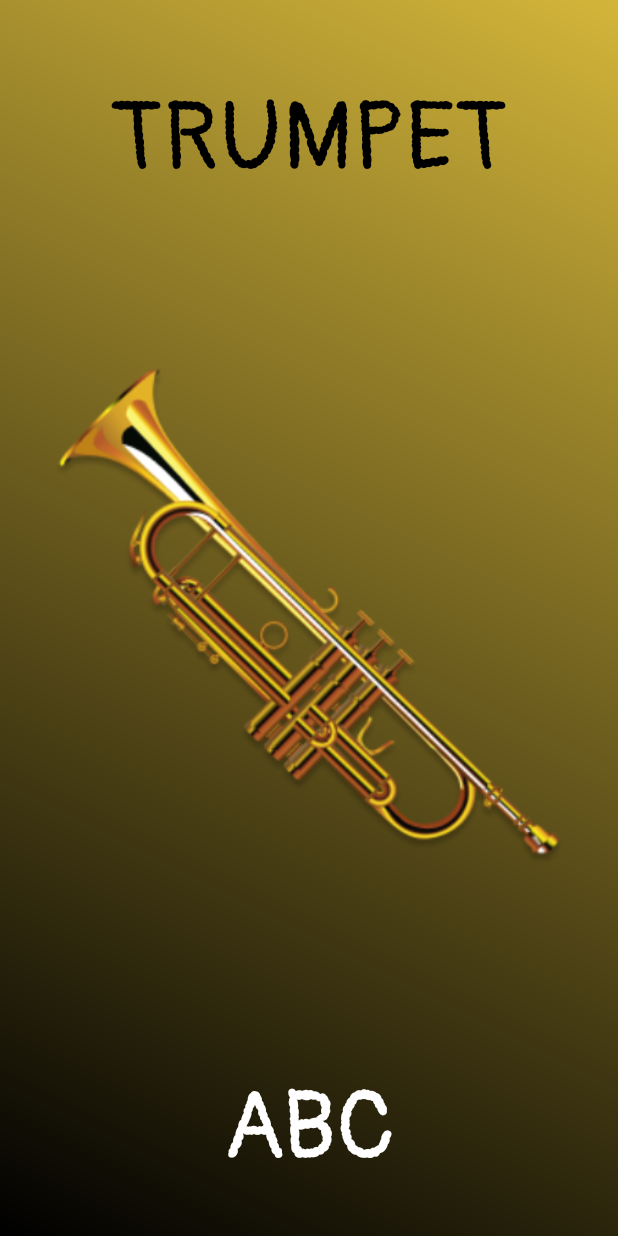
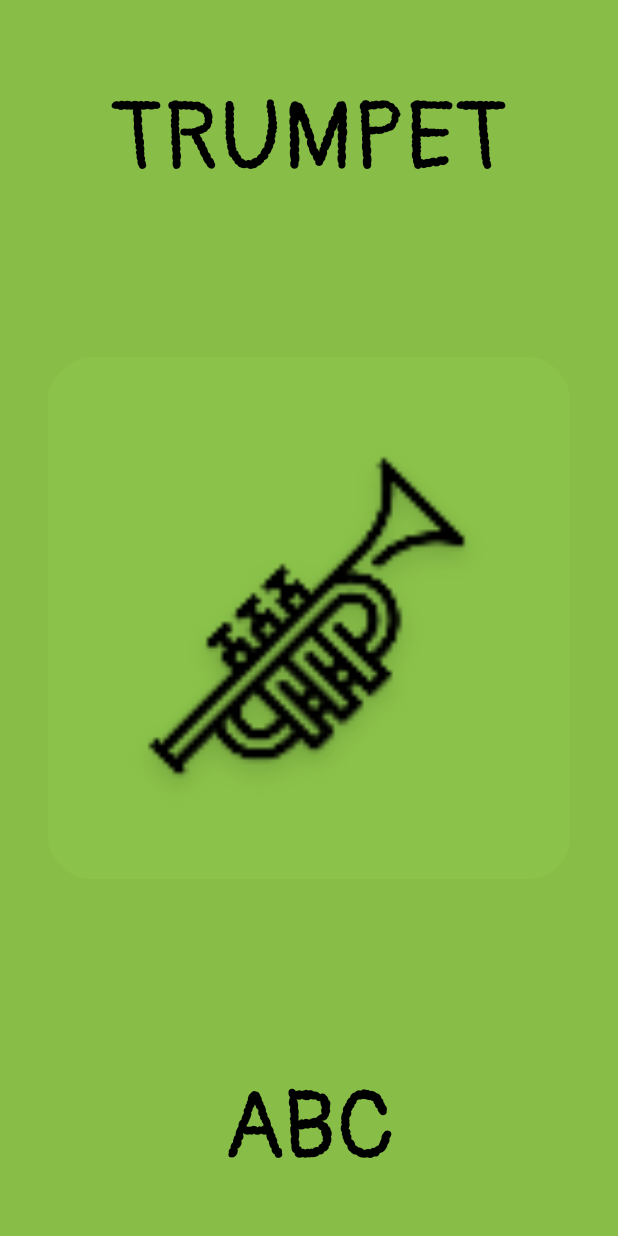
Before and after one commit to Dekram/TrumpetABC, an Android app: the SplashScreenActivity screen opened directly, with no data from a screen before it, on a phone screen of 412 x 824 dp. Run offline under Robolectric (Android 15) with nearby library versions, the phone set to English and light mode, and no system bars; 1 statement that could not run was skipped.

Commit message:
Change splash screen.

```diff
--- a/app/src/main/java/com/dekram/trumpetabc/SplashScreenActivity.kt
+++ b/app/src/main/java/com/dekram/trumpetabc/SplashScreenActivity.kt
@@ -1,10 +1,13 @@
 package com.dekram.trumpetabc
 
 import android.content.Intent
+import android.os.Build
 import androidx.appcompat.app.AppCompatActivity
 import android.os.Bundle
 import android.os.Handler
+import android.os.Looper
 import android.view.Window
+import android.view.WindowInsets
 import android.view.WindowManager
 
 class SplashScreenActivity : AppCompatActivity() {
@@ -14,7 +17,7 @@ class SplashScreenActivity : AppCompatActivity() {
         makeFullScreen()
         setContentView(R.layout.activity_splash_screen)
 
-        Handler().postDelayed({
+        Handler(Looper.getMainLooper()).postDelayed({
             startActivity(Intent(this, MainActivity::class.java))
             overridePendingTransition(android.R.anim.fade_in, android.R.anim.fade_out)
             finish()
@@ -23,10 +26,14 @@ class SplashScreenActivity : AppCompatActivity() {
 
     private fun makeFullScreen() {
         supportRequestWindowFeature(Window.FEATURE_NO_TITLE)
-        window.setFlags(
-            WindowManager.LayoutParams.FLAG_FULLSCREEN,
-            WindowManager.LayoutParams.FLAG_FULLSCREEN
-        )
-        supportActionBar?.hide()
+        @Suppress("DEPRECATION")
+        if (Build.VERSION.SDK_INT >= Build.VERSION_CODES.R) {
+            window.insetsController?.hide(WindowInsets.Type.statusBars())
+        } else {
+            window.setFlags(
+                WindowManager.LayoutParams.FLAG_FULLSCREEN,
+                WindowManager.LayoutParams.FLAG_FULLSCREEN
+            )
+        }
     }
 }
--- a/app/src/main/res/layout/activity_splash_screen.xml
+++ b/app/src/main/res/layout/activity_splash_screen.xml
@@ -4,7 +4,7 @@
     xmlns:tools="http://schemas.android.com/tools"
     android:layout_width="match_parent"
     android:layout_height="match_parent"
-    android:background="@drawable/background_gradient"
+    android:background="@color/splashscreen_text"
     tools:context=".SplashScreenActivity">
 
     <ImageView
@@ -15,7 +15,7 @@
         android:layout_marginTop="32dp"
         android:layout_marginEnd="32dp"
         android:layout_marginBottom="32dp"
-        android:src="@drawable/logo_trumpet"
+        android:src="@mipmap/ic_launcher_round"
         app:layout_constraintBottom_toBottomOf="parent"
         app:layout_constraintEnd_toEndOf="parent"
         app:layout_constraintStart_toStartOf="parent"
@@ -47,7 +47,7 @@
         android:fontFamily="@font/pangolin"
         android:text="abc"
         android:textAllCaps="true"
-        android:textColor="@color/white"
+        android:textColor="@color/black"
         android:textSize="64sp"
         app:layout_constraintBottom_toBottomOf="parent"
         app:layout_constraintEnd_toEndOf="parent"
--- /dev/null
+++ b/app/src/main/res/values-night/colors.xml
@@ -0,0 +1,4 @@
+<?xml version="1.0" encoding="utf-8"?>
+<resources>
+    <color name="splashscreen_text">#88BE48</color>
+</resources>
--- a/app/src/main/res/values/colors.xml
+++ b/app/src/main/res/values/colors.xml
@@ -6,4 +6,5 @@
     <color name="white">#FFFFFFFF</color>
     <color name="start_color">#000000</color>
     <color name="end_color">#D3B53A</color>
+    <color name="splashscreen_text">#88BE48</color>
 </resources>
```
Also changed, not shown: 1 other file.
